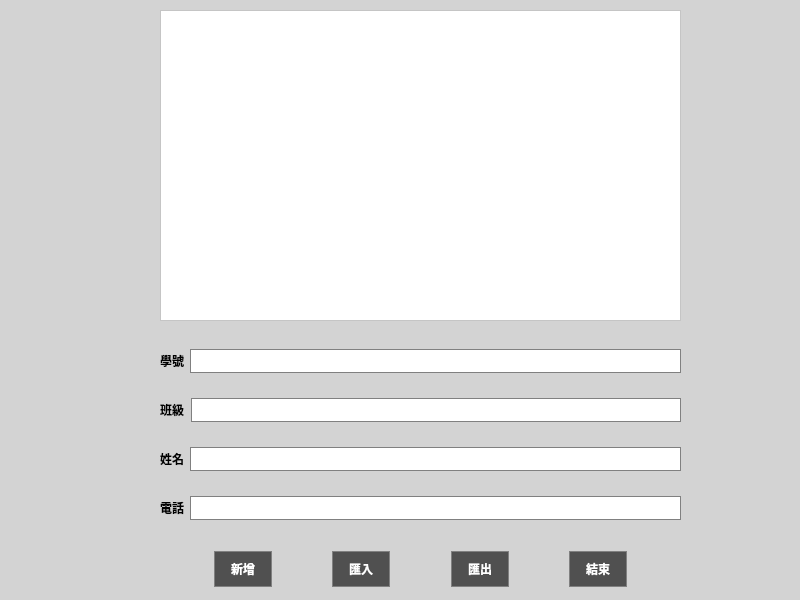
This is mywidget.ui in Weizhe422/ContactBook as Qt 5 draws it before an edit. The edited form follows.
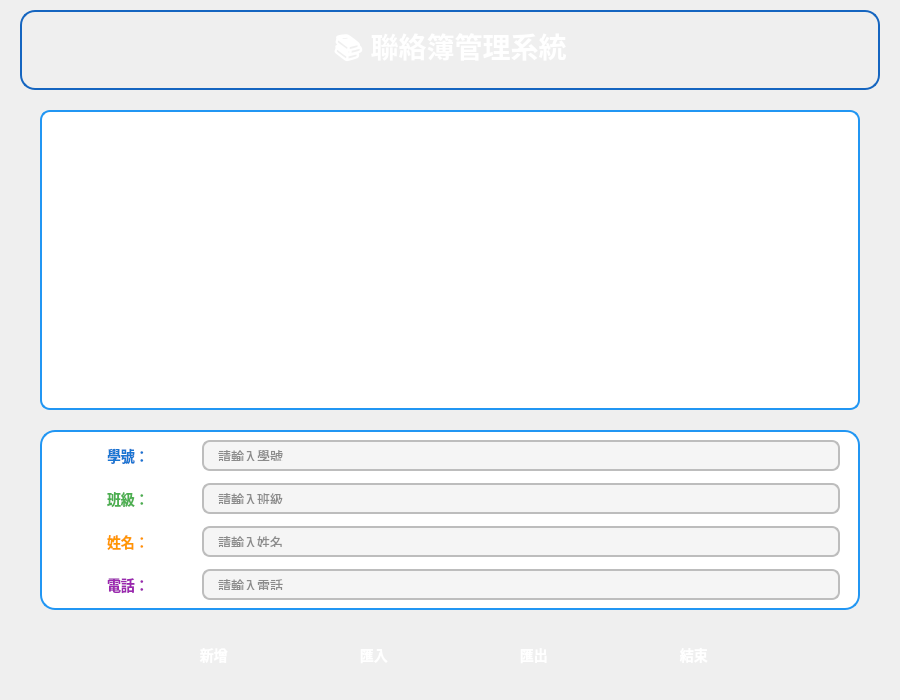
This is the edited form. Icons and pictures are not drawn.

Commit message: Add modern UI design with icons and improved colors

```diff
--- a/mywidget.ui
+++ b/mywidget.ui
@@ -6,8 +6,8 @@
    <rect>
     <x>0</x>
     <y>0</y>
-    <width>800</width>
-    <height>600</height>
+    <width>900</width>
+    <height>700</height>
    </rect>
   </property>
   <property name="windowTitle">
@@ -15,62 +15,162 @@
   </property>
   <property name="styleSheet">
    <string notr="true">QWidget {
-    background-color: #D3D3D3;
+    background: qlineargradient(x1:0, y1:0, x2:1, y2:1, 
+        stop:0 #E3F2FD, stop:0.5 #BBDEFB, stop:1 #90CAF9);
 }</string>
   </property>
+  <widget class="QLabel" name="titleLabel">
+   <property name="geometry">
+    <rect>
+     <x>20</x>
+     <y>10</y>
+     <width>860</width>
+     <height>80</height>
+    </rect>
+   </property>
+   <property name="styleSheet">
+    <string notr="true">QLabel {
+    background: qlineargradient(x1:0, y1:0, x2:1, y2:0,
+        stop:0 #1976D2, stop:1 #2196F3);
+    color: white;
+    font-size: 28px;
+    font-weight: bold;
+    border-radius: 15px;
+    padding: 20px;
+    border: 2px solid #1565C0;
+}</string>
+   </property>
+   <property name="text">
+    <string>📚 聯絡簿管理系統</string>
+   </property>
+   <property name="alignment">
+    <set>Qt::AlignmentFlag::AlignCenter</set>
+   </property>
+  </widget>
   <widget class="QTableWidget" name="tableWidget">
    <property name="geometry">
     <rect>
-     <x>160</x>
-     <y>10</y>
-     <width>521</width>
-     <height>311</height>
+     <x>40</x>
+     <y>110</y>
+     <width>820</width>
+     <height>300</height>
     </rect>
    </property>
    <property name="styleSheet">
     <string notr="true">QTableWidget {
     background-color: white;
-    color: black;
-    gridline-color: #808080;
+    color: #212121;
+    gridline-color: #E0E0E0;
+    border: 2px solid #2196F3;
+    border-radius: 10px;
+    font-size: 13px;
+    selection-background-color: #2196F3;
+    padding: 5px;
 }
 QTableWidget::item {
     background-color: white;
-    color: black;
+    color: #212121;
+    padding: 8px;
 }
 QTableWidget::item:selected {
-    background-color: #808080;
+    background-color: #2196F3;
     color: white;
 }
 QHeaderView::section {
-    background-color: #505050;
+    background: qlineargradient(x1:0, y1:0, x2:0, y2:1,
+        stop:0 #42A5F5, stop:1 #2196F3);
     color: white;
-    padding: 5px;
-    border: 1px solid #808080;
+    padding: 12px;
+    border: none;
+    border-right: 1px solid #1976D2;
+    font-weight: bold;
+    font-size: 14px;
+}
+QHeaderView::section:first {
+    border-top-left-radius: 8px;
+}
+QHeaderView::section:last {
+    border-top-right-radius: 8px;
+    border-right: none;
 }</string>
    </property>
   </widget>
+  <widget class="QWidget" name="formCard">
+   <property name="geometry">
+    <rect>
+     <x>40</x>
+     <y>430</y>
+     <width>820</width>
+     <height>180</height>
+    </rect>
+   </property>
+   <property name="styleSheet">
+    <string notr="true">QWidget#formCard {
+    background-color: white;
+    border: 2px solid #2196F3;
+    border-radius: 15px;
+}</string>
+   </property>
   <widget class="QWidget" name="verticalLayoutWidget">
    <property name="geometry">
     <rect>
-     <x>160</x>
-     <y>330</y>
-     <width>521</width>
-     <height>211</height>
+      <x>20</x>
+      <y>10</y>
+      <width>780</width>
+      <height>160</height>
     </rect>
    </property>
    <layout class="QVBoxLayout" name="verticalLayout">
+     <property name="spacing">
+      <number>12</number>
+     </property>
     <item>
      <layout class="QHBoxLayout" name="horizontalLayout">
+       <property name="spacing">
+        <number>15</number>
+       </property>
+       <item>
+        <widget class="QLabel" name="iconLabel1">
+         <property name="minimumSize">
+          <size>
+           <width>32</width>
+           <height>32</height>
+          </size>
+         </property>
+         <property name="maximumSize">
+          <size>
+           <width>32</width>
+           <height>32</height>
+          </size>
+         </property>
+         <property name="text">
+          <string/>
+         </property>
+         <property name="pixmap">
+          <pixmap resource="resources.qrc">:/icons/icons/student.svg</pixmap>
+         </property>
+         <property name="scaledContents">
+          <bool>true</bool>
+         </property>
+        </widget>
+       </item>
       <item>
        <widget class="QLabel" name="label">
+         <property name="minimumSize">
+          <size>
+           <width>80</width>
+           <height>0</height>
+          </size>
+         </property>
         <property name="text">
-         <string>學號</string>
+          <string>學號：</string>
         </property>
         <property name="styleSheet">
          <string notr="true">QLabel {
     background-color: transparent;
-    color: black;
+    color: #1976D2;
     font-weight: bold;
+    font-size: 14px;
 }</string>
         </property>
        </widget>
@@ -79,31 +179,71 @@
        <widget class="QLineEdit" name="lineEdit">
         <property name="styleSheet">
          <string notr="true">QLineEdit {
-    background-color: white;
-    color: black;
-    border: 1px solid #808080;
-    padding: 3px;
+    background-color: #F5F5F5;
+    color: #212121;
+    border: 2px solid #BDBDBD;
+    border-radius: 8px;
+    padding: 8px 12px;
+    font-size: 13px;
 }
 QLineEdit:focus {
     border: 2px solid #505050;
 }</string>
         </property>
+         <property name="placeholderText">
+          <string>請輸入學號</string>
+         </property>
        </widget>
       </item>
      </layout>
     </item>
     <item>
      <layout class="QHBoxLayout" name="horizontalLayout_5">
+       <property name="spacing">
+        <number>15</number>
+       </property>
+       <item>
+        <widget class="QLabel" name="iconLabel2">
+         <property name="minimumSize">
+          <size>
+           <width>32</width>
+           <height>32</height>
+          </size>
+         </property>
+         <property name="maximumSize">
+          <size>
+           <width>32</width>
+           <height>32</height>
+          </size>
+         </property>
+         <property name="text">
+          <string/>
+         </property>
+         <property name="pixmap">
+          <pixmap resource="resources.qrc">:/icons/icons/class.svg</pixmap>
+         </property>
+         <property name="scaledContents">
+          <bool>true</bool>
+         </property>
+        </widget>
+       </item>
       <item>
        <widget class="QLabel" name="label_4">
+         <property name="minimumSize">
+          <size>
+           <width>80</width>
+           <height>0</height>
+          </size>
+         </property>
         <property name="text">
-         <string>班級</string>
+          <string>班級：</string>
         </property>
         <property name="styleSheet">
          <string notr="true">QLabel {
     background-color: transparent;
-    color: black;
+    color: #4CAF50;
     font-weight: bold;
+    font-size: 14px;
 }</string>
         </property>
        </widget>
@@ -112,31 +252,71 @@
        <widget class="QLineEdit" name="lineEdit_4">
         <property name="styleSheet">
          <string notr="true">QLineEdit {
-    background-color: white;
-    color: black;
-    border: 1px solid #808080;
-    padding: 3px;
+    background-color: #F5F5F5;
+    color: #212121;
+    border: 2px solid #BDBDBD;
+    border-radius: 8px;
+    padding: 8px 12px;
+    font-size: 13px;
 }
 QLineEdit:focus {
     border: 2px solid #505050;
 }</string>
         </property>
+         <property name="placeholderText">
+          <string>請輸入班級</string>
+         </property>
        </widget>
       </item>
      </layout>
     </item>
     <item>
      <layout class="QHBoxLayout" name="horizontalLayout_3">
+       <property name="spacing">
+        <number>15</number>
+       </property>
+       <item>
+        <widget class="QLabel" name="iconLabel3">
+         <property name="minimumSize">
+          <size>
+           <width>32</width>
+           <height>32</height>
+          </size>
+         </property>
+         <property name="maximumSize">
+          <size>
+           <width>32</width>
+           <height>32</height>
+          </size>
+         </property>
+         <property name="text">
+          <string/>
+         </property>
+         <property name="pixmap">
+          <pixmap resource="resources.qrc">:/icons/icons/name.svg</pixmap>
+         </property>
+         <property name="scaledContents">
+          <bool>true</bool>
+         </property>
+        </widget>
+       </item>
       <item>
        <widget class="QLabel" name="label_3">
+         <property name="minimumSize">
+          <size>
+           <width>80</width>
+           <height>0</height>
+          </size>
+         </property>
         <property name="text">
-         <string>姓名</string>
+          <string>姓名：</string>
         </property>
         <property name="styleSheet">
          <string notr="true">QLabel {
     background-color: transparent;
-    color: black;
+    color: #FF9800;
     font-weight: bold;
+    font-size: 14px;
 }</string>
         </property>
        </widget>
@@ -145,31 +325,71 @@
        <widget class="QLineEdit" name="lineEdit_3">
         <property name="styleSheet">
          <string notr="true">QLineEdit {
-    background-color: white;
-    color: black;
-    border: 1px solid #808080;
-    padding: 3px;
+    background-color: #F5F5F5;
+    color: #212121;
+    border: 2px solid #BDBDBD;
+    border-radius: 8px;
+    padding: 8px 12px;
+    font-size: 13px;
 }
 QLineEdit:focus {
     border: 2px solid #505050;
 }</string>
         </property>
+         <property name="placeholderText">
+          <string>請輸入姓名</string>
+         </property>
        </widget>
       </item>
      </layout>
     </item>
     <item>
      <layout class="QHBoxLayout" name="horizontalLayout_2">
+       <property name="spacing">
+        <number>15</number>
+       </property>
+       <item>
+        <widget class="QLabel" name="iconLabel4">
+         <property name="minimumSize">
+          <size>
+           <width>32</width>
+           <height>32</height>
+          </size>
+         </property>
+         <property name="maximumSize">
+          <size>
+           <width>32</width>
+           <height>32</height>
+          </size>
+         </property>
+         <property name="text">
+          <string/>
+         </property>
+         <property name="pixmap">
+          <pixmap resource="resources.qrc">:/icons/icons/phone.svg</pixmap>
+         </property>
+         <property name="scaledContents">
+          <bool>true</bool>
+         </property>
+        </widget>
+       </item>
       <item>
        <widget class="QLabel" name="label_2">
+         <property name="minimumSize">
+          <size>
+           <width>80</width>
+           <height>0</height>
+          </size>
+         </property>
         <property name="text">
-         <string>電話</string>
+          <string>電話：</string>
         </property>
         <property name="styleSheet">
          <string notr="true">QLabel {
     background-color: transparent;
-    color: black;
+    color: #9C27B0;
     font-weight: bold;
+    font-size: 14px;
 }</string>
         </property>
        </widget>
@@ -178,31 +398,40 @@
        <widget class="QLineEdit" name="lineEdit_2">
         <property name="styleSheet">
          <string notr="true">QLineEdit {
-    background-color: white;
-    color: black;
-    border: 1px solid #808080;
-    padding: 3px;
+    background-color: #F5F5F5;
+    color: #212121;
+    border: 2px solid #BDBDBD;
+    border-radius: 8px;
+    padding: 8px 12px;
+    font-size: 13px;
 }
 QLineEdit:focus {
     border: 2px solid #505050;
 }</string>
         </property>
+         <property name="placeholderText">
+          <string>請輸入電話</string>
+         </property>
        </widget>
       </item>
      </layout>
     </item>
    </layout>
+   </widget>
   </widget>
   <widget class="QWidget" name="horizontalLayoutWidget_4">
    <property name="geometry">
     <rect>
-     <x>160</x>
-     <y>529</y>
-     <width>521</width>
-     <height>81</height>
+     <x>40</x>
+     <y>625</y>
+     <width>820</width>
+     <height>60</height>
     </rect>
    </property>
    <layout class="QHBoxLayout" name="horizontalLayout_4">
+    <property name="spacing">
+     <number>20</number>
+    </property>
     <item>
      <spacer name="horizontalSpacer_3">
       <property name="orientation">
@@ -218,16 +447,35 @@
     </item>
     <item>
      <widget class="QPushButton" name="pushButton">
+      <property name="minimumSize">
+       <size>
+        <width>140</width>
+        <height>50</height>
+       </size>
+      </property>
       <property name="text">
-       <string>新增</string>
+       <string>  新增</string>
+      </property>
+      <property name="icon">
+       <iconset resource="resources.qrc">
+        <normaloff>:/icons/icons/add.svg</normaloff>:/icons/icons/add.svg</iconset>
+      </property>
+      <property name="iconSize">
+       <size>
+        <width>24</width>
+        <height>24</height>
+       </size>
       </property>
       <property name="styleSheet">
        <string notr="true">QPushButton {
-    background-color: #505050;
+    background: qlineargradient(x1:0, y1:0, x2:0, y2:1,
+        stop:0 #4CAF50, stop:1 #45a049);
     color: white;
-    border: 1px solid #808080;
-    padding: 8px 16px;
+    border: none;
+    border-radius: 10px;
+    padding: 12px 24px;
     font-weight: bold;
+    font-size: 14px;
 }
 QPushButton:hover {
     background-color: #707070;
@@ -238,31 +486,37 @@
       </property>
      </widget>
     </item>
-    <item>
-     <spacer name="horizontalSpacer_2">
-      <property name="orientation">
-       <enum>Qt::Orientation::Horizontal</enum>
-      </property>
-      <property name="sizeHint" stdset="0">
-       <size>
-        <width>40</width>
-        <height>20</height>
-       </size>
-      </property>
-     </spacer>
-    </item>
     <item>
      <widget class="QPushButton" name="pushButton_4">
+      <property name="minimumSize">
+       <size>
+        <width>140</width>
+        <height>50</height>
+       </size>
+      </property>
       <property name="text">
-       <string>匯入</string>
+       <string>  匯入</string>
+      </property>
+      <property name="icon">
+       <iconset resource="resources.qrc">
+        <normaloff>:/icons/icons/import.svg</normaloff>:/icons/icons/import.svg</iconset>
+      </property>
+      <property name="iconSize">
+       <size>
+        <width>24</width>
+        <height>24</height>
+       </size>
       </property>
       <property name="styleSheet">
        <string notr="true">QPushButton {
-    background-color: #505050;
+    background: qlineargradient(x1:0, y1:0, x2:0, y2:1,
+        stop:0 #2196F3, stop:1 #1976D2);
     color: white;
-    border: 1px solid #808080;
-    padding: 8px 16px;
+    border: none;
+    border-radius: 10px;
+    padding: 12px 24px;
     font-weight: bold;
+    font-size: 14px;
 }
 QPushButton:hover {
     background-color: #707070;
@@ -273,31 +527,37 @@
       </property>
      </widget>
     </item>
-    <item>
-     <spacer name="horizontalSpacer_5">
-      <property name="orientation">
-       <enum>Qt::Orientation::Horizontal</enum>
-      </property>
-      <property name="sizeHint" stdset="0">
-       <size>
-        <width>40</width>
-        <height>20</height>
-       </size>
-      </property>
-     </spacer>
-    </item>
     <item>
      <widget class="QPushButton" name="pushButton_2">
+      <property name="minimumSize">
+       <size>
+        <width>140</width>
+        <height>50</height>
+       </size>
+      </property>
       <property name="text">
-       <string>匯出</string>
+       <string>  匯出</string>
+      </property>
+      <property name="icon">
+       <iconset resource="resources.qrc">
+        <normaloff>:/icons/icons/export.svg</normaloff>:/icons/icons/export.svg</iconset>
+      </property>
+      <property name="iconSize">
+       <size>
+        <width>24</width>
+        <height>24</height>
+       </size>
       </property>
       <property name="styleSheet">
        <string notr="true">QPushButton {
-    background-color: #505050;
+    background: qlineargradient(x1:0, y1:0, x2:0, y2:1,
+        stop:0 #FF9800, stop:1 #F57C00);
     color: white;
-    border: 1px solid #808080;
-    padding: 8px 16px;
+    border: none;
+    border-radius: 10px;
+    padding: 12px 24px;
     font-weight: bold;
+    font-size: 14px;
 }
 QPushButton:hover {
     background-color: #707070;
@@ -308,31 +568,37 @@
       </property>
      </widget>
     </item>
-    <item>
-     <spacer name="horizontalSpacer">
-      <property name="orientation">
-       <enum>Qt::Orientation::Horizontal</enum>
-      </property>
-      <property name="sizeHint" stdset="0">
-       <size>
-        <width>40</width>
-        <height>20</height>
-       </size>
-      </property>
-     </spacer>
-    </item>
     <item>
      <widget class="QPushButton" name="pushButton_3">
+      <property name="minimumSize">
+       <size>
+        <width>140</width>
+        <height>50</height>
+       </size>
+      </property>
       <property name="text">
-       <string>結束</string>
+       <string>  結束</string>
+      </property>
+      <property name="icon">
+       <iconset resource="resources.qrc">
+        <normaloff>:/icons/icons/exit.svg</normaloff>:/icons/icons/exit.svg</iconset>
+      </property>
+      <property name="iconSize">
+       <size>
+        <width>24</width>
+        <height>24</height>
+       </size>
       </property>
       <property name="styleSheet">
        <string notr="true">QPushButton {
-    background-color: #505050;
+    background: qlineargradient(x1:0, y1:0, x2:0, y2:1,
+        stop:0 #F44336, stop:1 #D32F2F);
     color: white;
-    border: 1px solid #808080;
-    padding: 8px 16px;
+    border: none;
+    border-radius: 10px;
+    padding: 12px 24px;
     font-weight: bold;
+    font-size: 14px;
 }
 QPushButton:hover {
     background-color: #707070;
```
Left out of the diff: 57 changed lines with no effect on the pictures. Lines whose indentation alone changed are shown as unchanged. The commit also changes 11 other files.
